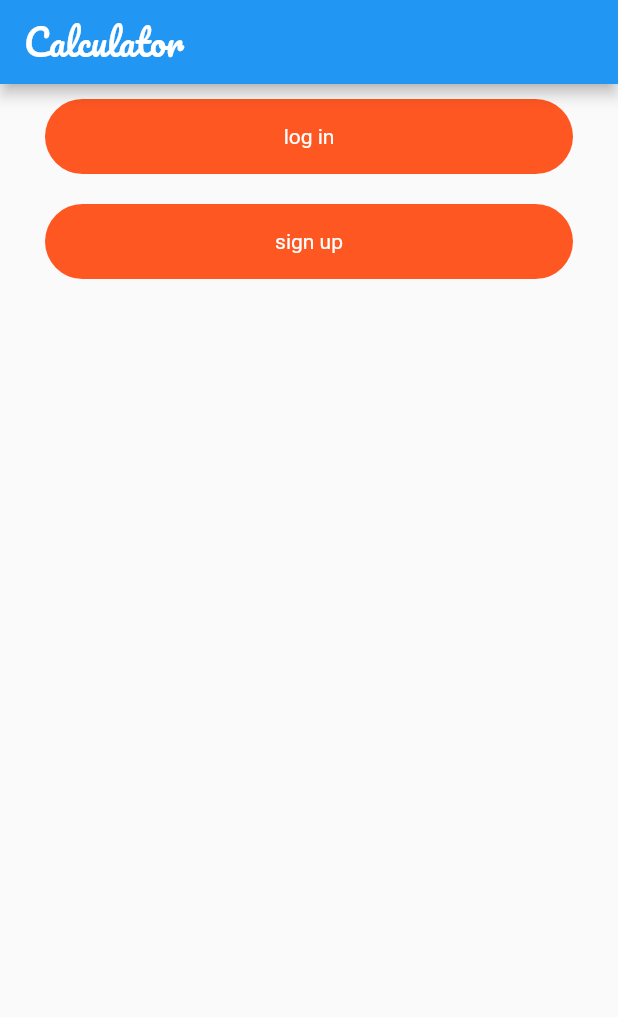
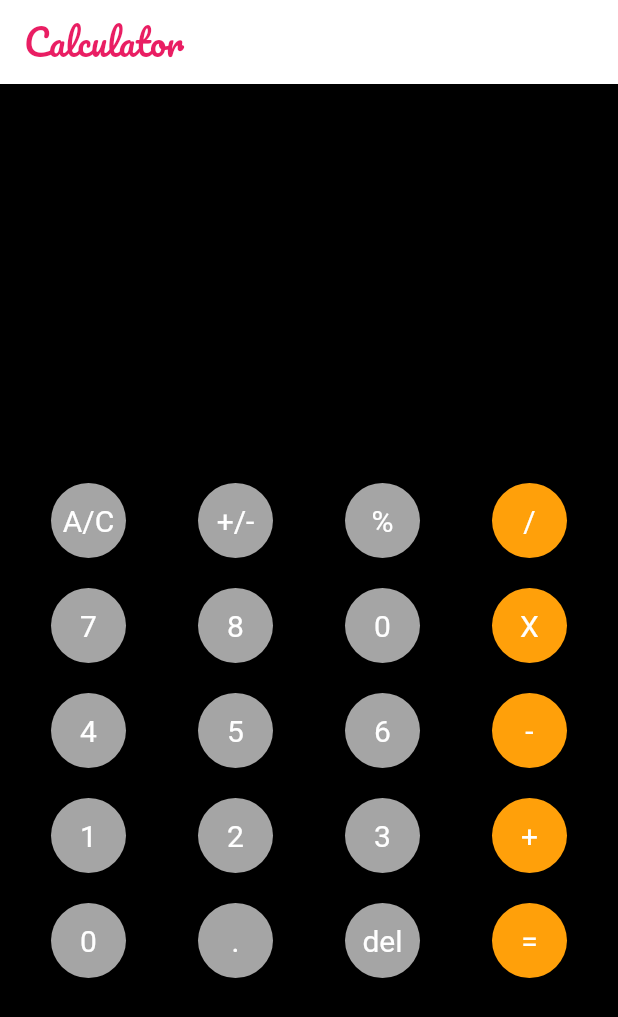
Before and after one commit to mashkoordev/calculatorapp, a Flutter app: the screen it shows after launch, on a phone screen of 412 x 824 dp. Shown: the top 1017 px of the screen. Run offline on Flutter 3.47's test engine with Material 2 defaults, Android fonts, the light colour scheme and no system bars; our stand-ins replace math_expressions.

Commit message:
calculatorapp

```diff
--- a/lib/home.dart
+++ b/lib/home.dart
@@ -1,7 +1,8 @@
 
 import 'package:flutter/material.dart';
 import 'package:studioproject2/constant.dart';
-
+import 'package:studioproject2/my_button.dart';
+import 'package:math_expressions/math_expressions.dart';
 
 void main() {
 
@@ -15,50 +16,204 @@ class HomeView extends StatefulWidget {
 }
 
 class _HomeViewState extends State<HomeView> {
+  var userInput="";
+  var answer="";
   @override
   Widget build(BuildContext context) {
+
     return Scaffold(
+
+      backgroundColor: Colors.black,
       appBar:
         AppBar(
+backgroundColor: Colors.white,
           title:
-          Text("Calculator",style: TextStyle(fontSize: 24,fontFamily: "Pacifico"),),
+          Text("Calculator",style: TextStyle(fontSize: 24,color: Colors.pink,fontFamily: "Pacifico"),),
 
       ),
     body: SafeArea(
       child: Padding(
-        padding: const EdgeInsets.symmetric(horizontal: 30),
+        padding: const EdgeInsets.symmetric(horizontal: 10),
         child: Column(
           children: [
-           MyButton(
-          title: "log in",),
-            MyButton(
-              title: "sign up",),
+           Expanded(
+             child: Padding(
+               padding: const EdgeInsets.symmetric(vertical: 20),
+               child: Column(
+                 mainAxisAlignment: MainAxisAlignment.end,
+                 crossAxisAlignment: CrossAxisAlignment.end,
+                 children: [
+                   Align(
+                     alignment: Alignment.bottomRight,
+                     child:  Text(userInput.toString(),style: TextStyle(fontSize: 30,color: Colors.white)),
+                   ),
+                  SizedBox(height: 15,),
+                  Text(answer.toString(),style: TextStyle(fontSize: 30,color: Colors.white) ,),
+                 ],
+               ),
+             ),
+           ),
+         Expanded(
+          flex: 2,
+           child: Column(
+             children: [
+               Row(
+                 children: [
+                   MyButton(title: "A/C", onpress: (){
+                     userInput=userInput.substring(0,userInput.length-1);
+                     setState(() {
+
+                     }
+                 );
+                     print("tap");}),
+                   MyButton(title: "+/-",onpress: (){
+                     userInput +='+/-';
+                     setState(() {
+
+                     });
+                     print("tap");}),
+                   MyButton(title: "%",onpress: (){
+                     userInput +='%';
+                     setState(() {
+
+                     });
+                     print("tap");}),
+                   MyButton(title: "/",color: Color(0xffffa00a),onpress: (){
+                     userInput +='/';
+                     setState(() {
+
+                     });
+                     print("tap");}),
+                 ],
+               ),
+               Row(
+                 children: [
+                   MyButton(title: "7", onpress: (){
+                     userInput +='7';
+                     setState(() {
+
+                     });
+                     print("tap");}),
+                   MyButton(title: "8",onpress: (){
+                     userInput +='8';
+                     setState(() {
+
+                     });
+                     print("tap");}),
+                   MyButton(title: "0",onpress: (){
+                     userInput +='0';
+                     setState(() {
+
+                     });
+                     print("tap");}),
+                   MyButton(title: "X",color: Color(0xffffa00a),onpress: (){
+                    userInput +="x";
+                     setState(() {
+
+                     });
+                     print("tap");}),
+                 ],
+               ),
+               Row(
+                 children: [
+                   MyButton(title: "4", onpress: (){
+                     userInput +='4';
+                     setState(() {
+
+                     });
+                     print("tap");}),
+                   MyButton(title: "5",onpress: (){
+                     userInput +='5';
+                     setState(() {
+
+                     });
+                     print("tap");}),
+                   MyButton(title: "6",onpress: (){
+                     userInput +='6';
+                     setState(() {
+
+                     });
+                     print("tap");}),
+                   MyButton(title: "-",color: Color(0xffffa00a),onpress: (){
+                     userInput +='-';
+                     setState(() {
+
+                     });
+                     print("tap");}),
+                 ],
+               ),
+               Row(
+                 children: [
+                   MyButton(title: "1", onpress: (){
+                     userInput +='1';
+                     setState(() {
+
+                     });
+                     print("tap");}),
+                   MyButton(title: "2",onpress: (){
+                     userInput +='2';
+                     setState(() {
+
+                     });
+                     print("tap");}),
+                   MyButton(title: "3",onpress: (){
+                     userInput +='3';
+                     setState(() {
+
+                     });
+                     print("tap");}),
+                   MyButton(title: "+",color: Color(0xffffa00a),onpress: (){
+                     userInput +='+';
+                     setState(() {
+
+                     });
+                     print("tap");}),
+                 ],
+               ),
+               Row(
+                 children: [
+                   MyButton(title: "0", onpress: (){
+                     userInput +='0';
+                     setState(() {
+
+                     });
+                     print("tap");}),
+                   MyButton(title: ".",onpress: (){
+                     userInput +='.';
+                     setState(() {
+
+                     });
+                     print("tap");}),
+                   MyButton(title: "del",onpress: (){
+                    userInput=userInput.substring(0,userInput.length-1);
+                     setState(() {
+
+                     });
+                     print("tap");}),
+                   MyButton(title: "=",color: Color(0xffffa00a),onpress: (){
+                    equalPress();
+                     setState(() {
+
+                     });
+                     print("tap");}),
+                 ],
+               ),
+             ],
+           ),
+         ),
           ],
         ),
       ),
     ),
     );
   }
-}
+  void equalPress(){
+    String finalUsreInput=userInput.replaceAll('x', '*');
+    Parser p=Parser();
+    Expression expression=p.parse(finalUsreInput);
+    ContextModel contextModel=ContextModel();
 
-
-
-class MyButton extends StatelessWidget {
-  final String title;
-  const MyButton({super.key,required this.title});
-
-  @override
-  Widget build(BuildContext context) {
-    return  Padding(
-      padding: const EdgeInsets.symmetric(vertical: 10),
-      child: Container(
-        height: 50,
-        decoration: BoxDecoration(
-          color: Colors.deepOrange,
-          borderRadius: BorderRadius.circular(50),
-        ),
-        child: Center(child: Text(title,style: TextStyle(color: Colors.white),)),
-      ),
-    );
+    double eva=expression.evaluate(EvaluationType.REAL, ContextModel());
+    answer=eva.toString();
   }
 }
--- /dev/null
+++ b/lib/my_button.dart
@@ -0,0 +1,34 @@
+import 'package:flutter/material.dart';
+
+
+class MyButton extends StatelessWidget {
+  final String title;
+  final Color color;
+  final VoidCallback onpress;
+  const MyButton({super.key,required this.title,
+    this.color=const Color(0xffa5a5a5),
+    required this.onpress,
+  });
+
+  @override
+  Widget build(BuildContext context) {
+    return  Expanded(
+      child: Padding(
+        padding: const EdgeInsets.symmetric(vertical: 10),
+        child: InkWell(
+          onTap: onpress,
+          child: Container(
+            height: 50,
+            decoration: BoxDecoration(
+              shape: BoxShape.circle,
+              color: color
+            ),
+            child: Center(
+              child: Text(title,style: TextStyle(fontSize: 20,color: Colors.white),),
+            ),
+          ),
+        ),
+      ),
+    );
+  }
+}
--- a/pubspec.yaml
+++ b/pubspec.yaml
@@ -40,6 +40,7 @@ dependencies:
   badges: ^3.1.2
   animated_text_kit: ^4.2.2
   pin_code_fields: ^8.0.1
+  math_expressions: ^2.4.0
 
 dev_dependencies:
   flutter_test:
```
Also changed, not shown: pubspec.lock.
